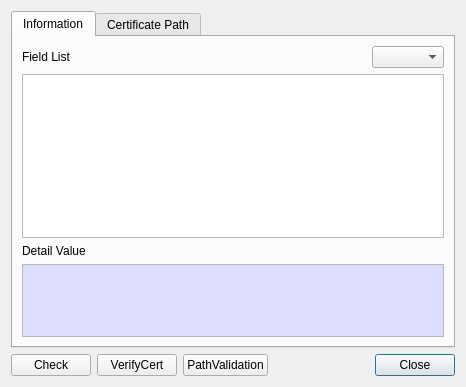
Old version of the form CertMan/cert_info_dlg.ui in the repository jykim74/CertMan.
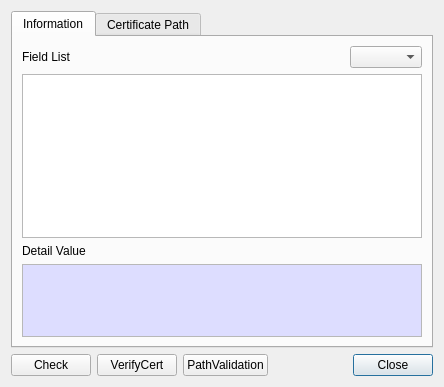
New version of the form. The open tabs and pages were chosen to show the change.

Patch:
```diff
--- a/CertMan/cert_info_dlg.ui
+++ b/CertMan/cert_info_dlg.ui
@@ -6,7 +6,7 @@
    <rect>
     <x>0</x>
     <y>0</y>
-    <width>466</width>
+    <width>442</width>
     <height>387</height>
    </rect>
   </property>
@@ -85,7 +85,7 @@
         <widget class="QTableWidget" name="mFieldTable">
          <property name="minimumSize">
           <size>
-           <width>0</width>
+           <width>400</width>
            <height>160</height>
           </size>
          </property>
```
Left out of the diff: 2 changed lines with no effect on the pictures.
